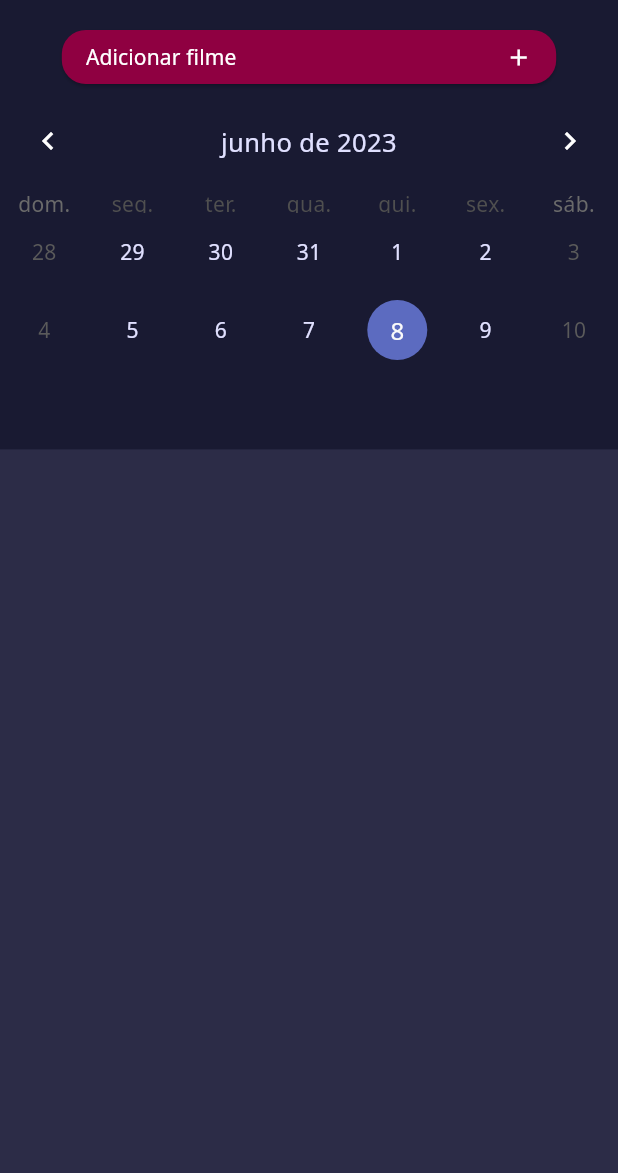
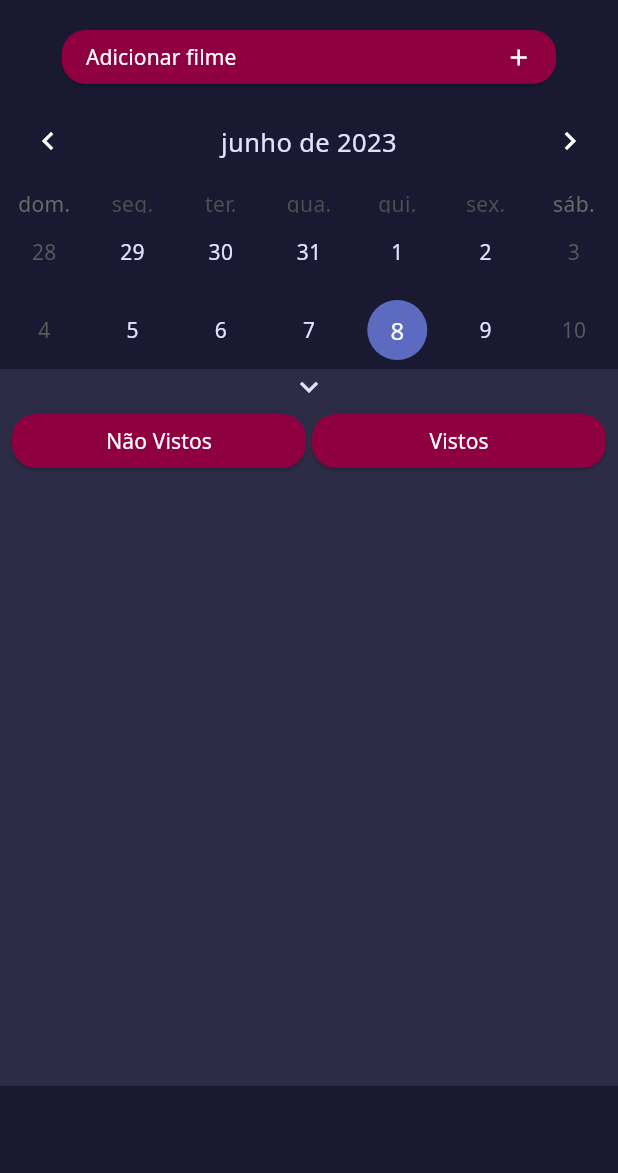
Before and after one commit to alexandreturial/lumiere, a Flutter app: the screen it shows after launch, on a phone screen of 412 x 824 dp, the part 63-1236 px from its top. Run offline on Flutter 3.47's test engine with Material 2 defaults, Android fonts, the phone set to English and light mode, and no system bars; drawn by our look-alikes of table_calendar; our stand-ins replace dartz, dio, equatable, flutter_dotenv, flutter_modular, flutter_svg and 2 more; generated files the repository leaves out were written again.

Commit message:
movie tile item

```diff
--- a/lib/app/modules/home/data/datasource/datasource.dart
+++ b/lib/app/modules/home/data/datasource/datasource.dart
@@ -3,4 +3,10 @@ import 'package:lumiere/app/modules/home/data/models/home_movie_model.dart';
 abstract class IHomeMovieDatasource{
   Future<List<HomeMovieModel>> getAllMoviesSaved();
 
+  Future<bool> deleteMovieById(int movieId);
+
+  Future<bool> editMovieById(int movieId);
+
+  Future<bool> viewerMovie(int movieId);
+
 }
--- a/lib/app/modules/home/domain/repository/home_repository.dart
+++ b/lib/app/modules/home/domain/repository/home_repository.dart
@@ -5,4 +5,7 @@ import 'package:lumiere/app/shared/core/errors/Failures.dart';
 abstract class IHomeMovieRepository{
   Future<Either<Faliure, List<HomeMovieEntity>>> getAllMoviesSaved();
 
+  Future<Either<Faliure, bool>> deleteMovieById(int movieId);
+
+  Future<Either<Faliure, bool>> viewerMovie(int movieId);
 }
--- a/lib/app/modules/home/presenter/page/home_page.dart
+++ b/lib/app/modules/home/presenter/page/home_page.dart
@@ -27,6 +27,7 @@ class _HomePageState extends State<HomePage> {
   CalendarFormat format = CalendarFormat.twoWeeks;
   List<MovieModel> filmes = [];
   List<HomeMovieEntity> moviePerDay = [];
+  int tab = 1;
 
   @override
   void initState() {
@@ -123,19 +124,31 @@ class _HomePageState extends State<HomePage> {
                       );
                   }
                 }),
-            Expanded(
-              child: SizedBox(
-                height: responsive
-                    .hp(format == CalendarFormat.twoWeeks ? 64.3 : 43.5),
+            SizedBox(
+              height: responsive.hp(format == CalendarFormat.twoWeeks ? 58 : 37.3),
               width: responsive.width,
-                child: DraggableScrollableSheet(
+              child: contentScrollableSheet(responsive),
+            )
+          ],
+        ),
+      ),
+    );
+  }
+
+  Widget getScrollableSheet(Responsive responsive) {
+    return DraggableScrollableSheet(
       controller: controllerScrollable,
       maxChildSize: 1,
       minChildSize: 0.9,
       snapSizes: const [0.9, 1],
       initialChildSize: 0.9,
-                  builder: (BuildContext context,
-                      ScrollController scrollController) {
+      builder: (BuildContext context, ScrollController scrollController) {
+        return contentScrollableSheet(responsive);
+      },
+    );
+  }
+
+  Widget contentScrollableSheet(Responsive responsive) {
     return Container(
       color: Theme.of(context).colorScheme.onSurfaceVariant,
       child: ValueListenableBuilder<HomeStates>(
@@ -144,23 +157,92 @@ class _HomePageState extends State<HomePage> {
           switch (state.runtimeType) {
             case HomeList:
               state as HomeList;
-                              return ListMoviesWidget(
+              return Column(
+                children: [
+                  InkWell(
+                    onTap: () {
+                      setState(() {
+                        if (format == CalendarFormat.month) {
+                          format = CalendarFormat.twoWeeks;
+                        } else {
+                          format = CalendarFormat.month;
+                        }
+                      });
+                    },
+                    child: Icon(
+                        color: Theme.of(context).colorScheme.onBackground,
+                        format == CalendarFormat.twoWeeks
+                            ? Icons.keyboard_arrow_down_sharp
+                            : Icons.keyboard_arrow_up_sharp),
+                  ),
+                  Row(
+                    mainAxisAlignment: MainAxisAlignment.spaceAround,
+                    children: [
+                      const SizedBox(
+                        width: 8,
+                      ),
+                      Expanded(
+                        flex: 1,
+                        child: ElevatedButton(
+                          onPressed: () {
+                            setState(() {
+                              tab = 1;
+                            });
+                          },
+                          child: Text("Não Vistos"),
+                        ),
+                      ),
+                      const SizedBox(
+                        width: 4,
+                      ),
+                      Expanded(
+                        flex: 1,
+                        child: ElevatedButton(
+                          onPressed: () {
+                            setState(() {
+                              tab = 2;
+                            });
+                          },
+                          child: Text("Vistos"),
+                        ),
+                      ),
+                      const SizedBox(
+                        width: 8,
+                      ),
+                    ],
+                  ),
+                  Expanded(
+                    child: Row(
+                      crossAxisAlignment: CrossAxisAlignment.start,
+                      mainAxisSize: MainAxisSize.min,
+                      children: [
+                        AnimatedContainer(
+                          duration: const Duration(seconds: 2),
+                          width: tab == 1 ? responsive.width : 0,
+                          curve: Curves.fastOutSlowIn,
+                          child: ListMoviesWidget(
                             movies: state.moviesPerDay,
-                                scrollController: scrollController,
+                          ),
+                        ),
+                        AnimatedContainer(
+                          duration: const Duration(seconds: 2),
+                          width: tab == 2 ? responsive.width : 0,
+                          curve: Curves.fastOutSlowIn,
+                          child: ListMoviesWidget(
+                            movies: state.moviesPerDay,
+                          ),
+                        ),
+                      ],
+                    ),
+                  )
+                ],
               );
+
             default:
               return Container();
           }
         },
       ),
     );
-                  },
-                ),
-              ),
-            )
-          ],
-        ),
-      ),
-    );
   }
 }
--- a/lib/app/modules/home/presenter/page/widgets/list_movies_widget.dart
+++ b/lib/app/modules/home/presenter/page/widgets/list_movies_widget.dart
@@ -1,14 +1,14 @@
 import 'package:flutter/material.dart';
-import 'package:flutter_modular/flutter_modular.dart';
 import 'package:lumiere/app/modules/home/domain/entities/movie_entity.dart';
 import 'package:lumiere/app/modules/home/presenter/page/widgets/movieTile/movie_tile.dart';
 import 'package:lumiere/app/utils/responsive.dart';
 
 class ListMoviesWidget extends StatefulWidget {
   final List<HomeMovieEntity> movies;
-  final ScrollController scrollController;
-  const ListMoviesWidget(
-      {super.key, required this.movies, required this.scrollController});
+  const ListMoviesWidget({
+    super.key,
+    required this.movies,
+  });
 
   @override
   State<ListMoviesWidget> createState() => _ListMoviesWidgetState();
@@ -18,21 +18,17 @@ void doNothing(BuildContext context) {}
 
 class _ListMoviesWidgetState extends State<ListMoviesWidget> {
 
-
   @override
   Widget build(BuildContext context) {
-    final Responsive responseive = Responsive(context);
-
     return ListView.builder(
       shrinkWrap: true,
-      controller: widget.scrollController,
       itemCount: widget.movies.length,
       itemBuilder: (BuildContext context, int index) {
         final HomeMovieEntity movie = widget.movies[index];
         return SizedBox(
-          width: responseive.width,
-          height: 60,
-          child: MovieTile(movie: movie,)
+          child: MovieTile(
+            movie: movie,
+          ),
         );
       },
     );
--- a/lib/app/modules/movies/domain/entities/movie.dart
+++ b/lib/app/modules/movies/domain/entities/movie.dart
@@ -37,6 +37,7 @@ class MovieEntity extends IMovie {
       'name': name,
       'poster': poster,
       'overview': overview,
+      'hasViewer': false,
       'date': date,
       'popularity': popularity,
       'providerList':
--- a/lib/app/shared/database/adapter_database.dart
+++ b/lib/app/shared/database/adapter_database.dart
@@ -7,6 +7,8 @@ abstract class LumiereDatabase {
 
   void editDate(int date, int movieId);
 
+  void mediaWatched(int movieId);
+
   void removeMovie(int movieId);
 
   void removeAllMovies();
--- a/lib/app/shared/interfaces/movie.dart
+++ b/lib/app/shared/interfaces/movie.dart
@@ -8,6 +8,7 @@ abstract class IMovie extends Equatable {
   final String poster;
   final String overview;
   final String date;
+  final bool hasViewer;
   final double popularity;
   List<IMovieProvider?> providerList;
 
@@ -20,6 +21,7 @@ abstract class IMovie extends Equatable {
     required this.date,
     required this.popularity,
     required this.providerList,
+    this.hasViewer = false,
   });
 
   IMovie copyWith();
@@ -33,6 +35,7 @@ abstract class IMovie extends Equatable {
     poster,
     overview,
     date,
+    hasViewer,
     providerList
   ];
 }
```
Also changed, not shown: lib/app/modules/home/data/datasource/datasource_implementation.dart (+21 -0 lines), lib/app/modules/home/data/repository/home_repository.dart (+29 -0 lines), lib/app/modules/home/presenter/controller/home_bloc.dart (+9 -1 lines), lib/app/modules/home/presenter/page/widgets/movieTile/card_btn_action_widget.dart (added, +29 -0 lines), lib/app/modules/home/presenter/page/widgets/movieTile/movie_item.dart (+17 -10 lines), lib/app/modules/home/presenter/page/widgets/movieTile/movie_tile.dart (+51 -25 lines), lib/app/shared/database/realm_database/realm_implements.dart (+28 -3 lines), 3 other files. Lines whose indentation alone changed are shown as unchanged.
